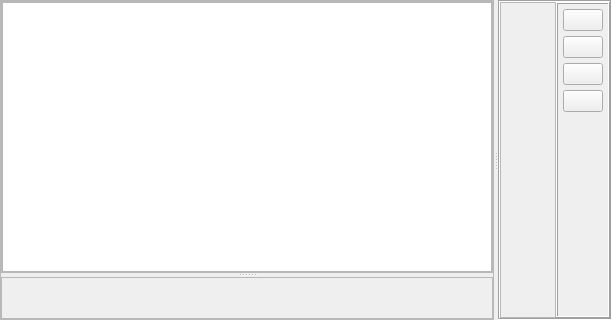
This is viewer3d/view3dwidget.ui in PauloCarvalhoRJ/gammaray as Qt 5 draws it before an edit. The edited form follows.
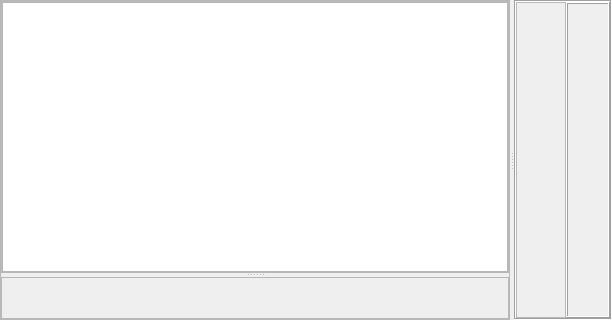
This is the edited form. Icons and pictures are not drawn. Custom widgets are drawn as their Qt base class.

Commit message: View attribute of a pointset.

What changed in the file:
```diff
--- a/viewer3d/view3dwidget.ui
+++ b/viewer3d/view3dwidget.ui
@@ -177,19 +177,19 @@
          </property>
          <layout class="QVBoxLayout" name="verticalLayout_2">
           <property name="spacing">
-           <number>5</number>
+           <number>0</number>
           </property>
           <property name="leftMargin">
-           <number>5</number>
+           <number>0</number>
           </property>
           <property name="topMargin">
-           <number>5</number>
+           <number>0</number>
           </property>
           <property name="rightMargin">
-           <number>5</number>
+           <number>0</number>
           </property>
           <property name="bottomMargin">
-           <number>5</number>
+           <number>0</number>
           </property>
           <item>
            <widget class="QPushButton" name="btnGlobal">
@@ -215,6 +215,9 @@
               <height>32</height>
              </size>
             </property>
+            <property name="flat">
+             <bool>true</bool>
+            </property>
            </widget>
           </item>
           <item>
@@ -235,6 +238,9 @@
               <height>32</height>
              </size>
             </property>
+            <property name="flat">
+             <bool>true</bool>
+            </property>
            </widget>
           </item>
           <item>
@@ -255,6 +261,9 @@
               <height>32</height>
              </size>
             </property>
+            <property name="flat">
+             <bool>true</bool>
+            </property>
            </widget>
           </item>
           <item>
@@ -275,6 +284,9 @@
               <height>32</height>
              </size>
             </property>
+            <property name="flat">
+             <bool>true</bool>
+            </property>
            </widget>
           </item>
           <item>
```
The commit also changes 4 other files.
